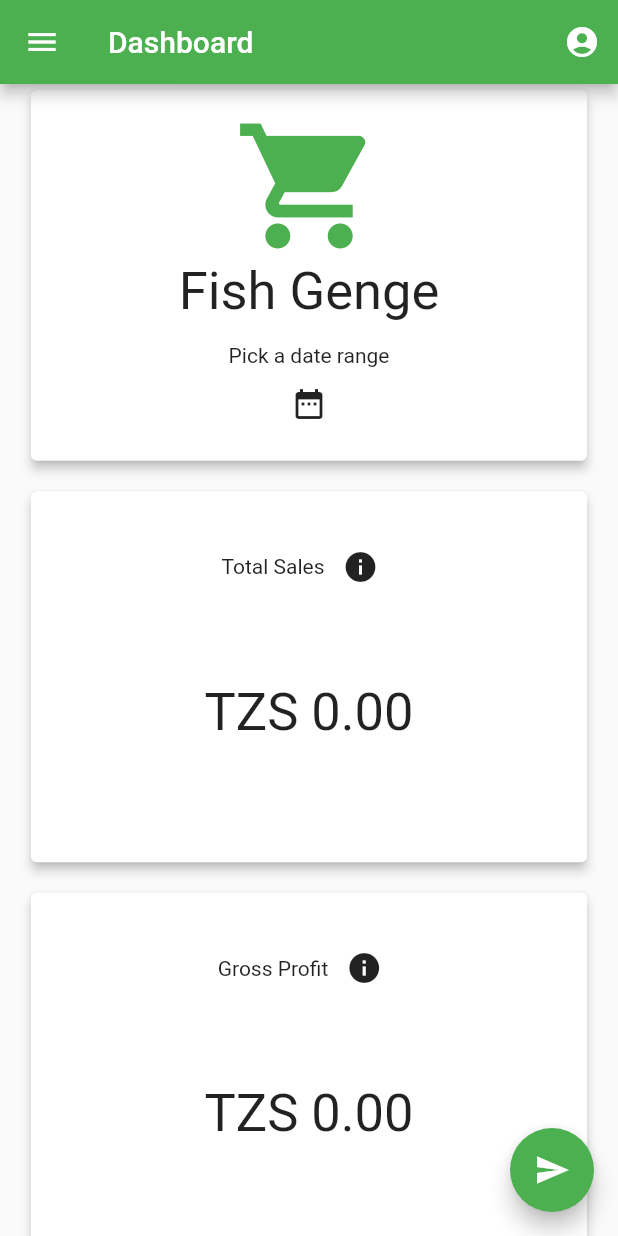
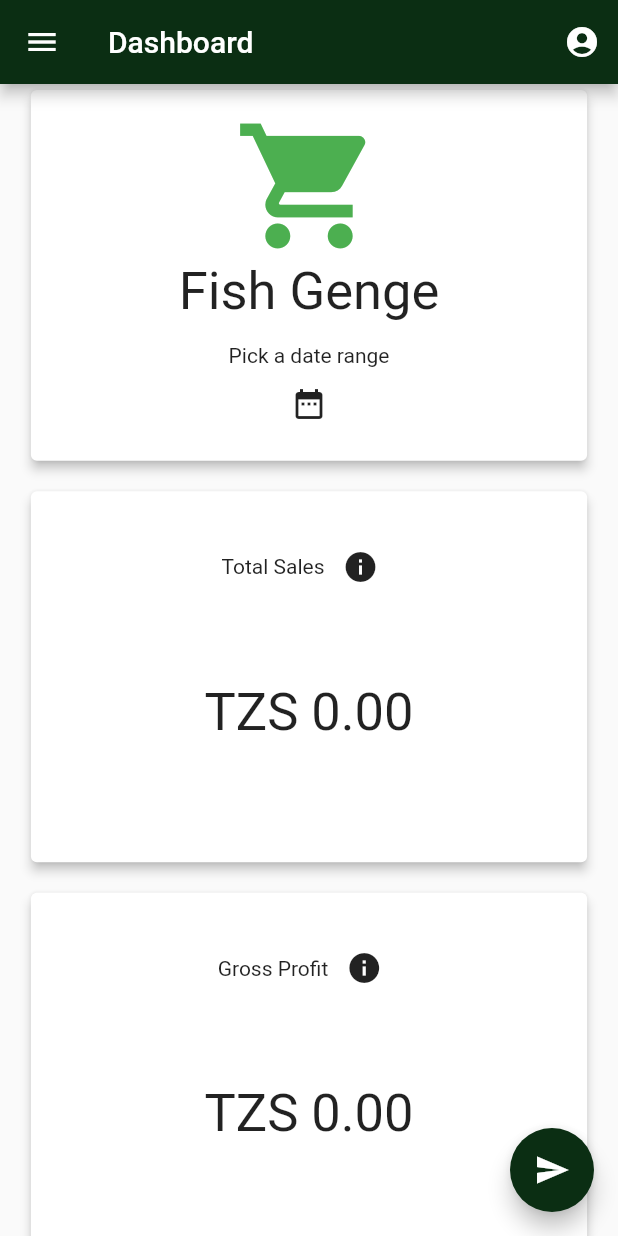
Before and after one commit to NEDA-LABS/Data-Fisha, a Flutter app: the screen it shows after launch, on a phone screen of 412 x 824 dp. Run offline on Flutter 3.47's test engine with Material 2 defaults, Android fonts, the phone set to English and light mode, and no system bars; our stand-ins replace charts_flutter.

Commit message:
update primary color and add bfast sdk

```diff
--- a/lib/configurations.dart
+++ b/lib/configurations.dart
@@ -2,5 +2,24 @@ import 'package:flutter/material.dart';
 
 class Config{
   static const primaryColor = Colors.green;
+  static MaterialColor createMaterialColor() {
+    Color color = Color(0xFF0b2e13);
+    List strengths = <double>[.05];
+    Map swatch = <int, Color>{};
+    final int r = color.red, g = color.green, b = color.blue;
 
+    for (int i = 1; i < 10; i++) {
+      strengths.add(0.1 * i);
+    }
+    strengths.forEach((strength) {
+      final double ds = 0.5 - strength;
+      swatch[(strength * 1000).round()] = Color.fromRGBO(
+        r + ((ds < 0 ? r : (255 - r)) * ds).round(),
+        g + ((ds < 0 ? g : (255 - g)) * ds).round(),
+        b + ((ds < 0 ? b : (255 - b)) * ds).round(),
+        1,
+      );
+    });
+    return MaterialColor(color.value, swatch);
+  }
 }
--- a/lib/main.dart
+++ b/lib/main.dart
@@ -1,9 +1,10 @@
 import 'package:flutter/material.dart';
+import 'package:provider/provider.dart';
+
+import 'configurations.dart';
+import 'models/shop.dart';
 import 'modules/dashboard/dashboardView.dart';
-import 'configurations.dart';
-import 'package:provider/provider.dart';
 import 'providers/shop_detail_change_notifier.dart';
-import 'models/shop.dart';
 
 void main() {
   runApp(MultiProvider(
@@ -19,19 +20,20 @@ void main() {
 class SmartStockApp extends StatelessWidget {
   // This widget is the root of your application.
   @override
-  Widget build(BuildContext context) { // set the shop for the application - should be set after profile selection
-      return MaterialApp(
+  Widget build(BuildContext context) {
+    // set the shop for the application - should be set after profile selection
+    return MaterialApp(
         title: 'SmartStock App',
         theme: ThemeData(
-          primarySwatch: Config.primaryColor,
+          primarySwatch: Config.createMaterialColor(),
         ),
         home: Scaffold(
           body: Consumer<ShopDetailsChangeNotifier>(
-        builder: (context, shopDetailsChangeNotifier, child) {
-          shopDetailsChangeNotifier.addShop(newShop: Shop(name: "Fish Genge"));
-          return DashBoardView();
-        }),
-      ));
+              builder: (context, shopDetailsChangeNotifier, child) {
+            shopDetailsChangeNotifier.addShop(
+                newShop: Shop(name: "Fish Genge"));
+            return DashBoardView();
+          }),
+        ));
   }
-
 }
--- a/pubspec.yaml
+++ b/pubspec.yaml
@@ -20,6 +20,7 @@ dependencies:
   flutter:
     sdk: flutter
   charts_flutter: ^0.9.0
+  bfast: ^3.0.0-beta.0
   provider: ^4.0.0
 
   # The following adds the Cupertino Icons font to your application.
```
Also changed, not shown: pubspec.lock, 1 other file.
